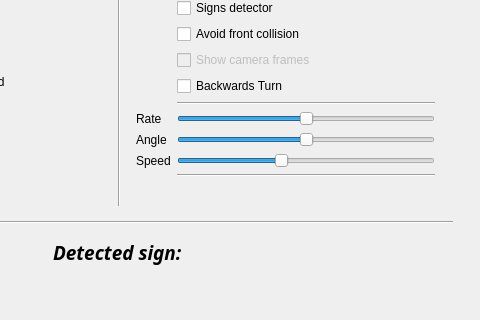
Qt form GUI/ui/MainWindow.ui (dimaandrei/Licenta-Motorcycle) before a commit; both pictures show x 244 to 724 and y 101 to 421 of the 724 by 760 pixel window.
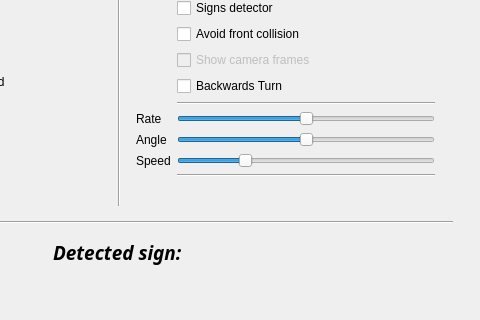
The same form after that commit.

Diff of the .ui file:
```diff
--- a/GUI/ui/MainWindow.ui
+++ b/GUI/ui/MainWindow.ui
@@ -347,7 +347,7 @@
                     <number>0</number>
                    </property>
                    <property name="value">
-                    <number>40</number>
+                    <number>25</number>
                    </property>
                    <property name="orientation">
                     <enum>Qt::Horizontal</enum>
```
Left out of the diff: 6 changed lines with no effect on the pictures.
